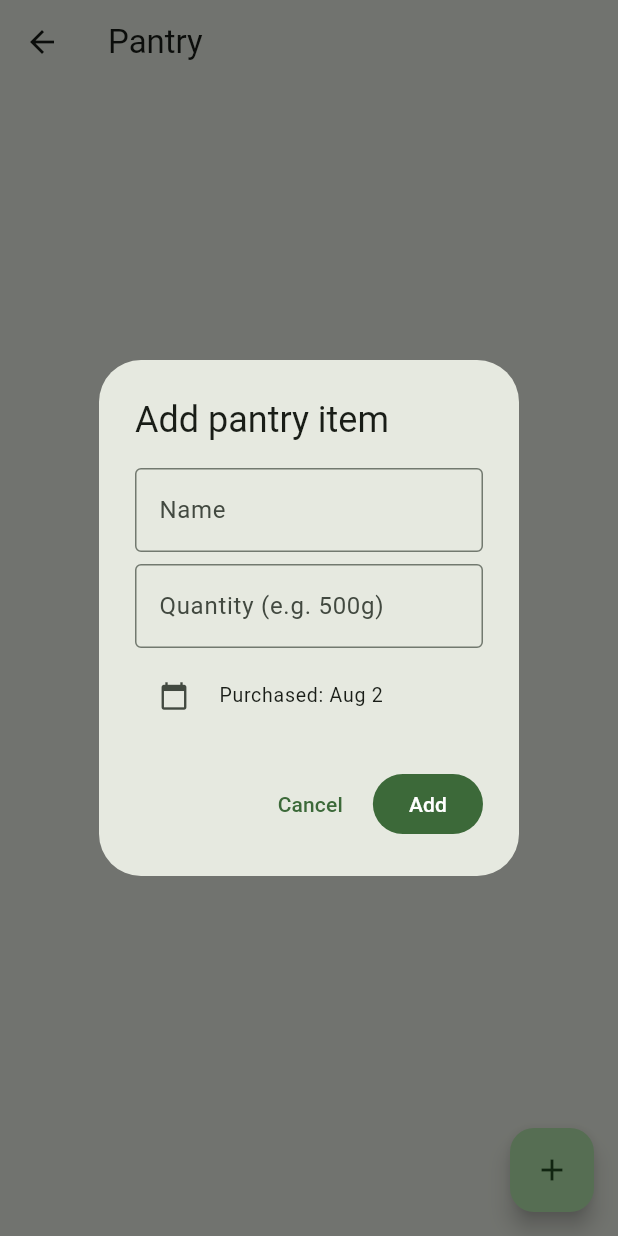
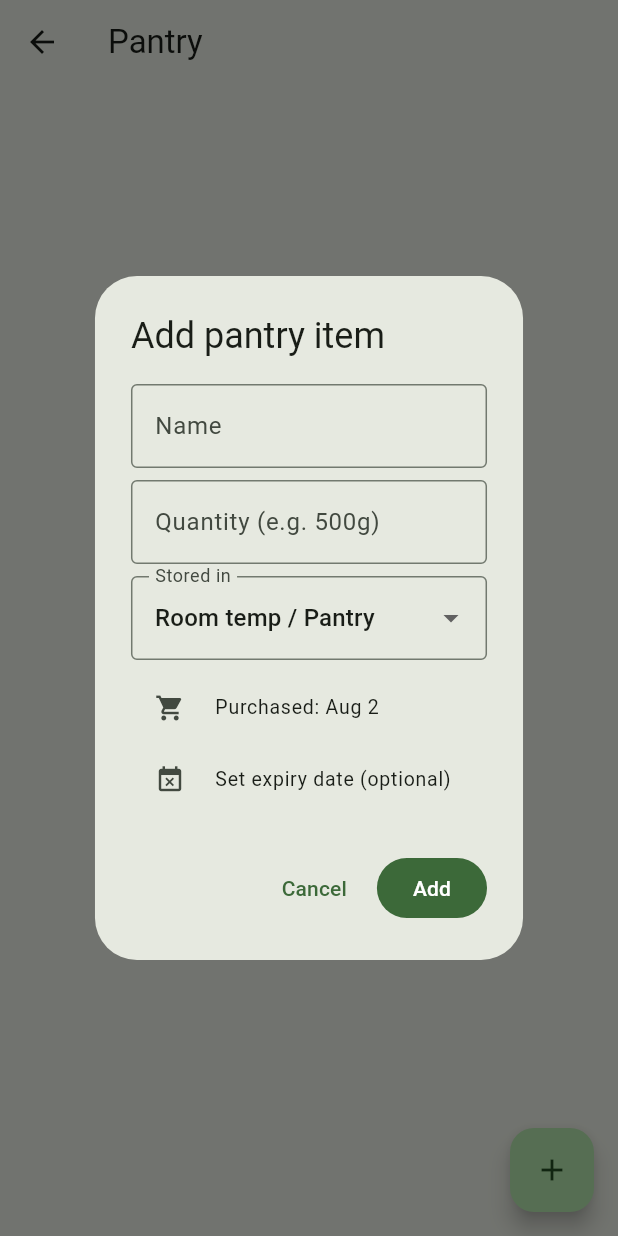
Before and after one commit to oussamakharouiche/health-app, a Flutter app: the PantryScreen screen opened directly, after a tap on the "add" icon, on a phone screen of 412 x 824 dp. Run offline on Flutter 3.47's test engine with Material 3 defaults, Android fonts, the phone set to English and light mode, and no system bars; our stand-ins replace drift, drift_flutter, flutter_riverpod, go_router; accounts and stored records are empty; generated files the repository leaves out were written again.

Commit message:
feat: pantry expiry dates and storage location tracking
- PantryItems: added expiryDate and storageLocation columns (fridge/freezer/room_temp)
- Database schema v4
- Pantry add/edit: expiry date picker, storage dropdown, purchase date
- Pantry list: shows fridge/freezer/room-temp icon, days-until-expiry with warning if <=3 days
- Shopping checkout: auto-sets storage to fridge for fresh items
- AI meal planning: receives storage location, purchase date, and expiry date for each pantry item
- LLM prioritizes: fridge items and ingredients expiring this week over frozen/shelf-stable

Co-Authored-By: Claude <noreply@anthropic.com>

```diff
--- a/lib/core/database/database.dart
+++ b/lib/core/database/database.dart
@@ -33,7 +33,7 @@ class AppDatabase extends _$AppDatabase {
   AppDatabase() : super(openConnection('health_app'));
 
   @override
-  int get schemaVersion => 3;
+  int get schemaVersion => 4;
 
   @override
   MigrationStrategy get migration => MigrationStrategy(
@@ -41,7 +41,7 @@ class AppDatabase extends _$AppDatabase {
           await m.createAll();
         },
         onUpgrade: (m, from, to) async {
-          if (from < 3) {
+          if (from < 4) {
             await m.createAll();
           }
         },
--- a/lib/core/database/tables.dart
+++ b/lib/core/database/tables.dart
@@ -303,6 +303,8 @@ class PantryItems extends Table {
   TextColumn get lowStockThreshold => text().nullable()();
   TextColumn get category => text().nullable()();
   DateTimeColumn get purchasedAt => dateTime().nullable()();
+  DateTimeColumn get expiryDate => dateTime().nullable()();
+  TextColumn get storageLocation => text().nullable()(); // fridge, freezer, room_temp
   DateTimeColumn get updatedAt => dateTime().withDefault(currentDateAndTime)();
 
   @override
--- a/lib/features/meal_planner/meal_planner_screen.dart
+++ b/lib/features/meal_planner/meal_planner_screen.dart
@@ -268,8 +268,15 @@ class _MealPlannerScreenState extends ConsumerState<MealPlannerScreen> {
               final daysAgo = p.purchasedAt != null
                   ? DateTime.now().difference(p.purchasedAt!).inDays
                   : null;
+              final expiryIn = p.expiryDate != null
+                  ? p.expiryDate!.difference(DateTime.now()).inDays
+                  : null;
               final cat = p.category ?? '';
-              return '- ${p.name} (${cat}) — ${p.quantityText ?? "${p.quantityGramsEst?.round() ?? 0}g"}${daysAgo != null ? ", purchased $daysAgo days ago" : ""}';
+              final storage = p.storageLocation ?? 'room_temp';
+              final storageLabel = storage == 'fridge' ? '🧊 fridge' : storage == 'freezer' ? '❄️ freezer' : '🏠 room temp';
+              return '- ${p.name} (${cat})${storageLabel != "🏠 room temp" ? " [$storageLabel]" : ""} — ${p.quantityText ?? "${p.quantityGramsEst?.round() ?? 0}g"}'
+                  '${daysAgo != null ? ", purchased $daysAgo days ago" : ""}'
+                  '${expiryIn != null ? ", expires in $expiryIn days" : ""}';
             }).join('\n')
           : '(pantry is empty)';
 
@@ -277,14 +284,15 @@ class _MealPlannerScreenState extends ConsumerState<MealPlannerScreen> {
         systemPrompt: 'You are a meal planner and a knowledgeable chef. Given a list of available recipes, assign them to days and meal slots for a FULL 7-DAY WEEK (Monday through Sunday). '
             'Consider variety: do not repeat the same recipe too often. '
             'For weekends (Saturday, Sunday), you can be more relaxed (brunch-style breakfasts, more elaborate dinners). '
-            'You also receive a pantry inventory with each ingredient\'s category and purchase date. Use your food safety knowledge to prioritize recipes that consume perishable items before they spoil. '
-            'For example: fresh meat, fish, dairy, leafy greens, berries, and soft vegetables should be used within days of purchase. Dry goods (rice, pasta, oats), canned items, frozen foods, oils, nuts, and hard cheeses last much longer and can be deferred to later in the week. '
+            'You also receive a pantry inventory with each ingredient\'s category, storage location (fridge/freezer/room temp), purchase date, and expiry date if known. Use your food safety knowledge to prioritize recipes that consume perishable items before they spoil. '
+            'CRITICAL GUIDELINES: Fridge items (raw meat, fish, dairy, leafy greens, berries, soft veg) should be used within days of purchase, especially if no expiry date is given. Freezer items last months. Room temp dry goods (rice, pasta, oats, canned, oils, nuts) last weeks to months. '
+            'If an expiry date is listed and it\'s within the current week, that ingredient MUST be used before that date. '
             'Balance this waste-minimization with nutritional goals: ensure the week covers adequate protein, fiber, and micronutrients. The user follows a LOW FODMAP diet — avoid stacking high-FODMAP ingredients in the same meal. '
             'Return ONLY a JSON object with keys as "YYYY-MM-DD" dates and values as objects with meal types (breakfast, lunch, dinner, snack) mapping to recipe IDs. '
             'EVERY day must have at least breakfast, lunch, and dinner assigned.',
-        userPrompt: 'Available recipes:\n$recipeList\n\nPantry inventory (use perishable items first):\n$pantryList\n\n'
+        userPrompt: 'Available recipes:\n$recipeList\n\nPantry inventory (use perishable items first, respect expiry dates):\n$pantryList\n\n'
             'Week starting Monday: ${DateFormat("yyyy-MM-dd").format(_weekStart)}. '
-            'Plan ALL 7 days (Mon-Sun). Only use the recipe IDs provided. Prioritize perishable ingredients based on their category and how long ago they were purchased. Return valid JSON.',
+            'Plan ALL 7 days (Mon-Sun). Only use the recipe IDs provided. Prioritize fridge items and ingredients expiring this week. Return valid JSON.',
       );
 
       final json = _extractJson(response.content);
--- a/lib/features/shopping_list/shopping_list_screen.dart
+++ b/lib/features/shopping_list/shopping_list_screen.dart
@@ -139,6 +139,7 @@ class _ShoppingListScreenState extends ConsumerState<ShoppingListScreen> {
                         quantityText: drift.Value('${(grams ?? 100).round()}g'),
                         category: drift.Value(item.category),
                         purchasedAt: drift.Value(DateTime.now()),
+                        storageLocation: const drift.Value('fridge'),
                         updatedAt: drift.Value(DateTime.now()),
                       ),
                       mode: drift.InsertMode.insertOrReplace,
@@ -179,11 +180,21 @@ class _PantryScreenState extends ConsumerState<PantryScreen> {
               final daysAgo = item.purchasedAt != null
                   ? DateTime.now().difference(item.purchasedAt!).inDays
                   : null;
+              final expiryLeft = item.expiryDate != null
+                  ? item.expiryDate!.difference(DateTime.now()).inDays
+                  : null;
+              final storage = item.storageLocation ?? '';
               return ListTile(
-                title: Text(item.name),
+                title: Row(children: [
+                  Expanded(child: Text(item.name)),
+                  if (storage.isNotEmpty)
+                    Icon(_storageIcon(storage), size: 14, color: Colors.grey),
+                ]),
                 subtitle: Text([
                   item.quantityText ?? '${item.quantityGramsEst?.round() ?? 0}g',
                   if (daysAgo != null) 'bought $daysAgo days ago',
+                  if (expiryLeft != null && expiryLeft <= 3) '⚠️ expires in $expiryLeft days',
+                  if (expiryLeft != null && expiryLeft > 3) 'expires in $expiryLeft days',
                 ].join(' · ')),
                 trailing: Row(mainAxisSize: MainAxisSize.min, children: [
                   if (item.isStaple) const Icon(Icons.star, size: 16, color: Colors.amber),
@@ -208,31 +219,62 @@ class _PantryScreenState extends ConsumerState<PantryScreen> {
     );
   }
 
+  IconData _storageIcon(String loc) {
+    switch (loc) {
+      case 'fridge': return Icons.kitchen;
+      case 'freezer': return Icons.ac_unit;
+      default: return Icons.countertops;
+    }
+  }
+
   Future<void> _addItem(BuildContext context) async {
     final nameCtrl = TextEditingController();
     final qtyCtrl = TextEditingController();
     DateTime purchaseDate = DateTime.now();
+    DateTime? expiryDate;
+    String storage = 'room_temp';
 
     final result = await showDialog<bool>(
       context: context,
       builder: (ctx) => StatefulBuilder(
         builder: (ctx, setDlgState) => AlertDialog(
           title: const Text('Add pantry item'),
-          content: Column(mainAxisSize: MainAxisSize.min, children: [
+          content: SingleChildScrollView(
+            child: Column(mainAxisSize: MainAxisSize.min, children: [
               TextField(controller: nameCtrl, decoration: const InputDecoration(labelText: 'Name', border: OutlineInputBorder())),
               const SizedBox(height: 8),
               TextField(controller: qtyCtrl, decoration: const InputDecoration(labelText: 'Quantity (e.g. 500g)', border: OutlineInputBorder())),
               const SizedBox(height: 8),
+              DropdownButtonFormField<String>(
+                value: storage,
+                decoration: const InputDecoration(labelText: 'Stored in', border: OutlineInputBorder()),
+                items: const [
+                  DropdownMenuItem(value: 'fridge', child: Text('Fridge')),
+                  DropdownMenuItem(value: 'freezer', child: Text('Freezer')),
+                  DropdownMenuItem(value: 'room_temp', child: Text('Room temp / Pantry')),
+                ],
+                onChanged: (v) => setDlgState(() => storage = v ?? 'room_temp'),
+              ),
+              const SizedBox(height: 8),
               ListTile(
-              dense: true,
-              leading: const Icon(Icons.calendar_today, size: 20),
+                dense: true, leading: const Icon(Icons.shopping_cart, size: 20),
                 title: Text('Purchased: ${DateFormat('MMM d').format(purchaseDate)}'),
                 onTap: () async {
                   final picked = await showDatePicker(context: ctx, initialDate: purchaseDate, firstDate: DateTime(2020), lastDate: DateTime.now());
                   if (picked != null) setDlgState(() => purchaseDate = picked);
                 },
               ),
+              ListTile(
+                dense: true, leading: const Icon(Icons.event_busy, size: 20),
+                title: Text(expiryDate != null ? 'Expires: ${DateFormat('MMM d').format(expiryDate!)}' : 'Set expiry date (optional)'),
+                trailing: expiryDate != null ? IconButton(icon: const Icon(Icons.clear, size: 16), onPressed: () => setDlgState(() => expiryDate = null)) : null,
+                onTap: () async {
+                  final picked = await showDatePicker(context: ctx, initialDate: expiryDate ?? purchaseDate.add(const Duration(days: 7)), firstDate: purchaseDate, lastDate: DateTime.now().add(const Duration(days: 365)));
+                  if (picked != null) setDlgState(() => expiryDate = picked);
+                },
+              ),
             ]),
+          ),
           actions: [
             TextButton(onPressed: () => Navigator.pop(ctx), child: const Text('Cancel')),
             FilledButton(onPressed: () => Navigator.pop(ctx, true), child: const Text('Add')),
@@ -249,6 +291,8 @@ class _PantryScreenState extends ConsumerState<PantryScreen> {
           quantityText: drift.Value(qtyCtrl.text.trim().isEmpty ? null : qtyCtrl.text.trim()),
           isStaple: const drift.Value(false),
           purchasedAt: drift.Value(purchaseDate),
+          expiryDate: drift.Value(expiryDate),
+          storageLocation: drift.Value(storage),
           updatedAt: drift.Value(DateTime.now()),
         ),
         mode: drift.InsertMode.insertOrReplace,
```
Also changed, not shown: lib/core/database/database.g.dart. Lines whose indentation alone changed are shown as unchanged.
